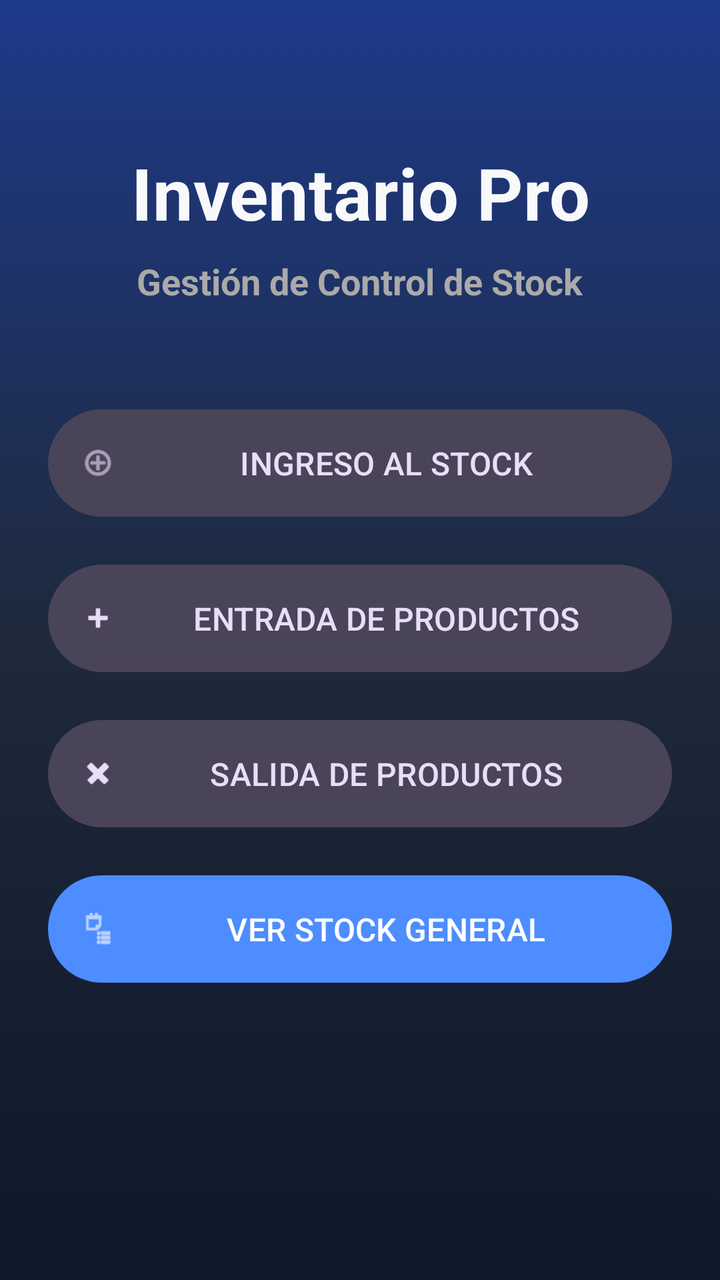
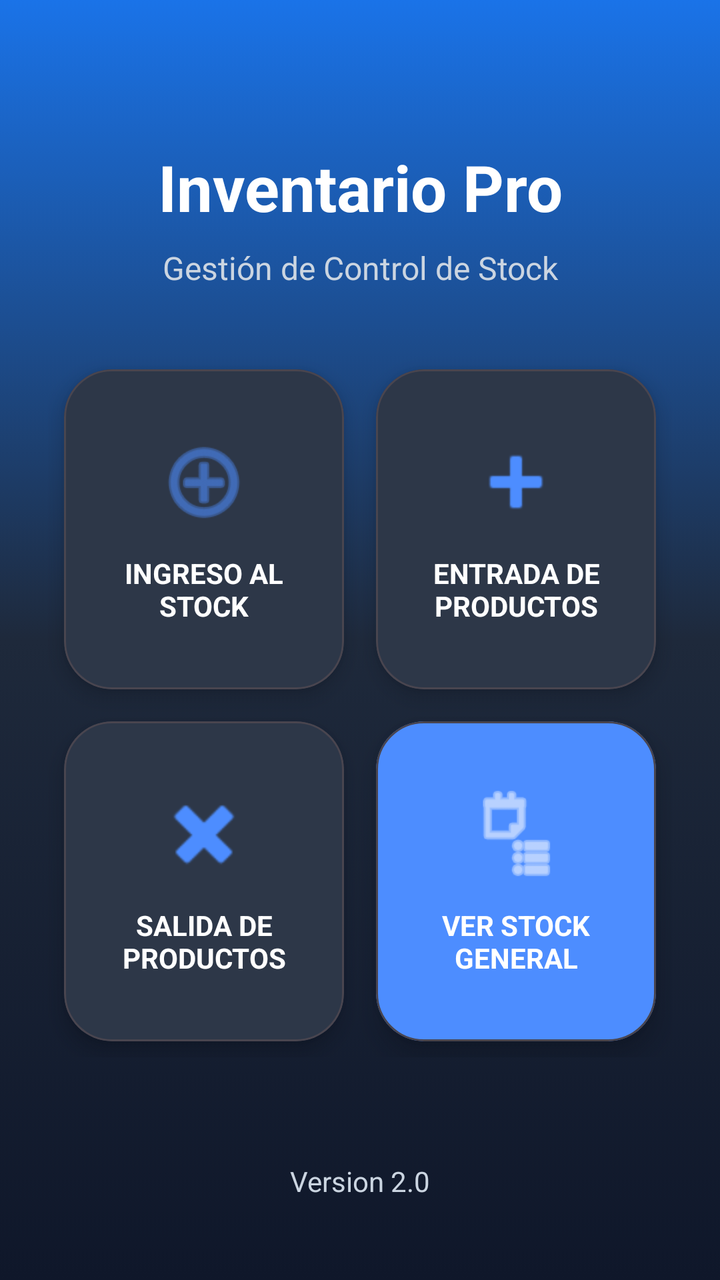

Compare the two renders of this Android layout. The source of the first and the diff that turns it into the second are given below.
<!-- AndroidManifest.xml: activity theme Theme.InventarioApp -->
<!-- res/layout/activity_main.xml -->
<?xml version="1.0" encoding="utf-8"?>
<ScrollView xmlns:android="http://schemas.android.com/apk/res/android"
    xmlns:app="http://schemas.android.com/apk/res-auto"
    xmlns:tools="http://schemas.android.com/tools"
    android:layout_width="match_parent"
    android:layout_height="match_parent"
    android:fillViewport="true"
    android:background="@drawable/fondo_degradado">

    <androidx.constraintlayout.widget.ConstraintLayout
        android:layout_width="match_parent"
        android:layout_height="wrap_content"
        android:padding="24dp"
        tools:context=".MainActivity">

        <TextView
            android:id="@+id/tvTitulo"
            android:layout_width="0dp"
            android:layout_height="wrap_content"
            android:layout_marginTop="48dp"
            android:gravity="center"
            android:text="@string/title_main"
            android:textColor="@color/background_light"
            android:textSize="36sp"
            android:textStyle="bold"
            app:layout_constraintEnd_toEndOf="parent"
            app:layout_constraintStart_toStartOf="parent"
            app:layout_constraintTop_toTopOf="parent" />

        <TextView
            android:id="@+id/tvSubtitulo"
            android:layout_width="wrap_content"
            android:layout_height="wrap_content"
            android:layout_marginTop="8dp"
            android:text="@string/subtitle_main"
            android:textColor="@android:color/darker_gray"
            android:textSize="18sp"
            android:textStyle="bold"
            app:layout_constraintEnd_toEndOf="parent"
            app:layout_constraintStart_toStartOf="parent"
            app:layout_constraintTop_toBottomOf="@id/tvTitulo" />

        <LinearLayout
            android:layout_width="0dp"
            android:layout_height="wrap_content"
            android:layout_marginTop="48dp"
            android:orientation="vertical"
            app:layout_constraintEnd_toEndOf="parent"
            app:layout_constraintStart_toStartOf="parent"
            app:layout_constraintTop_toBottomOf="@id/tvSubtitulo">

            <com.google.android.material.button.MaterialButton
                android:id="@+id/buttonIngresoStock"
                style="@style/Widget.Material3.Button.TonalButton"
                android:layout_width="match_parent"
                android:layout_height="wrap_content"
                android:layout_marginBottom="16dp"
                android:padding="16dp"
                android:text="@string/btn_ingreso_stock"
                android:textSize="16sp"
                app:icon="@android:drawable/ic_menu_add" />

            <com.google.android.material.button.MaterialButton
                android:id="@+id/buttonEntradaProductos"
                style="@style/Widget.Material3.Button.TonalButton"
                android:layout_width="match_parent"
                android:layout_height="wrap_content"
                android:layout_marginBottom="16dp"
                android:padding="16dp"
                android:text="@string/btn_entrada_productos"
                android:textSize="16sp"
                app:icon="@android:drawable/ic_input_add" />

            <com.google.android.material.button.MaterialButton
                android:id="@+id/buttonSalidaProductos"
                style="@style/Widget.Material3.Button.TonalButton"
                android:layout_width="match_parent"
                android:layout_height="wrap_content"
                android:layout_marginBottom="16dp"
                android:padding="16dp"
                android:text="@string/btn_salida_productos"
                android:textSize="16sp"
                app:icon="@android:drawable/ic_delete" />

            <com.google.android.material.button.MaterialButton
                android:id="@+id/buttonStockGeneral"
                style="@style/Widget.Material3.Button"
                android:layout_width="match_parent"
                android:layout_height="wrap_content"
                android:padding="16dp"
                android:text="@string/btn_ver_stock"
                android:textSize="16sp"
                app:icon="@android:drawable/ic_menu_agenda" />

        </LinearLayout>

    </androidx.constraintlayout.widget.ConstraintLayout>
</ScrollView>
<!-- resources referenced by this layout -->
<resources>
  <color name="background_light">#F8F9FA</color>
  <!-- drawable fondo_degradado (drawable) -->
  <?xml version="1.0" encoding="utf-8"?>
  <selector xmlns:android="http://schemas.android.com/apk/res/android">
      <item>
          <shape android:shape="rectangle">
              <gradient
                  android:angle="270"
                  android:startColor="#1E3A8A"
                  android:centerColor="#1E293B"
                  android:endColor="#0F172A" />
          </shape>
      </item>
  </selector>
  <string name="btn_entrada_productos">ENTRADA DE PRODUCTOS</string>
  <string name="btn_ingreso_stock">INGRESO AL STOCK</string>
  <string name="btn_salida_productos">SALIDA DE PRODUCTOS</string>
  <string name="btn_ver_stock">VER STOCK GENERAL</string>
  <string name="subtitle_main">Gestión de Control de Stock</string>
  <string name="title_main">Inventario Pro</string>
  <style name="Theme.InventarioApp" parent="Theme.Material3.Dark.NoActionBar">
          
          <item name="colorPrimary">@color/primary</item>
          <item name="colorOnPrimary">@color/white</item>
          <item name="colorPrimaryContainer">@color/primary_variant</item>
          <item name="colorOnPrimaryContainer">@color/white</item>
          <item name="colorSecondary">@color/secondary</item>
          <item name="android:statusBarColor">#0F172A</item>
          <item name="android:windowBackground">@drawable/fondo_degradado</item>
  
          
          <item name="textInputStyle">@style/Widget.Material3.TextInputLayout.OutlinedBox</item>
      </style>
  <color name="primary">#4D8DFF</color>
  <color name="white">#FFFFFFFF</color>
  <color name="primary_variant">#1A73E8</color>
  <color name="secondary">#34A853</color>
</resources>

<!-- the commit's change to res/layout/activity_main.xml (unified diff, before → after) -->
@@ -13,6 +13,7 @@
         android:padding="24dp"
         tools:context=".MainActivity">
 
+        
         <TextView
             android:id="@+id/tvTitulo"
             android:layout_width="0dp"
@@ -20,8 +21,8 @@
             android:layout_marginTop="48dp"
             android:gravity="center"
             android:text="@string/title_main"
-            android:textColor="@color/background_light"
-            android:textSize="36sp"
+            android:textColor="@color/white"
+            android:textSize="32sp"
             android:textStyle="bold"
             app:layout_constraintEnd_toEndOf="parent"
             app:layout_constraintStart_toStartOf="parent"
@@ -29,70 +30,206 @@
 
         <TextView
             android:id="@+id/tvSubtitulo"
+            android:layout_width="0dp"
+            android:layout_height="wrap_content"
+            android:layout_marginTop="8dp"
+            android:gravity="center"
+            android:text="@string/subtitle_main"
+            android:textColor="@color/text_secondary"
+            android:textSize="16sp"
+            app:layout_constraintEnd_toEndOf="parent"
+            app:layout_constraintStart_toStartOf="parent"
+            app:layout_constraintTop_toBottomOf="@id/tvTitulo" />
+
+        
+        <GridLayout
+            android:id="@+id/glMenu"
+            android:layout_width="match_parent"
+            android:layout_height="wrap_content"
+            android:layout_marginTop="32dp"
+            android:columnCount="2"
+            android:alignmentMode="alignMargins"
+            app:layout_constraintEnd_toEndOf="parent"
+            app:layout_constraintStart_toStartOf="parent"
+            app:layout_constraintTop_toBottomOf="@id/tvSubtitulo">
+
+            
+            <com.google.android.material.card.MaterialCardView
+                android:id="@+id/buttonIngresoStock"
+                android:layout_width="0dp"
+                android:layout_height="160dp"
+                android:layout_columnWeight="1"
+                android:layout_margin="8dp"
+                android:clickable="true"
+                android:focusable="true"
+                app:cardBackgroundColor="@color/card_background"
+                app:cardCornerRadius="24dp"
+                app:cardElevation="6dp"
+                app:rippleColor="#20FFFFFF">
+
+                <LinearLayout
+                    android:layout_width="match_parent"
+                    android:layout_height="match_parent"
+                    android:gravity="center"
+                    android:orientation="vertical"
+                    android:padding="16dp">
+
+                    <ImageView
+                        android:layout_width="48dp"
+                        android:layout_height="48dp"
+                        android:src="@android:drawable/ic_menu_add"
+                        android:contentDescription="@string/btn_ingreso_stock"
+                        app:tint="@color/primary" />
+
+                    <TextView
+                        android:layout_width="match_parent"
+                        android:layout_height="wrap_content"
+                        android:layout_marginTop="12dp"
+                        android:gravity="center"
+                        android:text="@string/btn_ingreso_stock"
+                        android:textColor="@color/text_primary"
+                        android:textSize="14sp"
+                        android:textStyle="bold" />
+                </LinearLayout>
+            </com.google.android.material.card.MaterialCardView>
+
+            
+            <com.google.android.material.card.MaterialCardView
+                android:id="@+id/buttonEntradaProductos"
+                android:layout_width="0dp"
+                android:layout_height="160dp"
+                android:layout_columnWeight="1"
+                android:layout_margin="8dp"
+                android:clickable="true"
+                android:focusable="true"
+                app:cardBackgroundColor="@color/card_background"
+                app:cardCornerRadius="24dp"
+                app:cardElevation="6dp"
+                app:rippleColor="#20FFFFFF">
+
+                <LinearLayout
+                    android:layout_width="match_parent"
+                    android:layout_height="match_parent"
+                    android:gravity="center"
+                    android:orientation="vertical"
+                    android:padding="16dp">
+
+                    <ImageView
+                        android:layout_width="48dp"
+                        android:layout_height="48dp"
+                        android:src="@android:drawable/ic_input_add"
+                        android:contentDescription="@string/btn_entrada_productos"
+                        app:tint="@color/primary" />
+
+                    <TextView
+                        android:layout_width="match_parent"
+                        android:layout_height="wrap_content"
+                        android:layout_marginTop="12dp"
+                        android:gravity="center"
+                        android:text="@string/btn_entrada_productos"
+                        android:textColor="@color/text_primary"
+                        android:textSize="14sp"
+                        android:textStyle="bold" />
+                </LinearLayout>
+            </com.google.android.material.card.MaterialCardView>
+
+            
+            <com.google.android.material.card.MaterialCardView
+                android:id="@+id/buttonSalidaProductos"
+                android:layout_width="0dp"
+                android:layout_height="160dp"
+                android:layout_columnWeight="1"
+                android:layout_margin="8dp"
+                android:clickable="true"
+                android:focusable="true"
+                app:cardBackgroundColor="@color/card_background"
+                app:cardCornerRadius="24dp"
+                app:cardElevation="6dp"
+                app:rippleColor="#20FFFFFF">
+
+                <LinearLayout
+                    android:layout_width="match_parent"
+                    android:layout_height="match_parent"
+                    android:gravity="center"
+                    android:orientation="vertical"
+                    android:padding="16dp">
+
+                    <ImageView
+                        android:layout_width="48dp"
+                        android:layout_height="48dp"
+                        android:src="@android:drawable/ic_delete"
+                        android:contentDescription="@string/btn_salida_productos"
+                        app:tint="@color/primary" />
+
+                    <TextView
+                        android:layout_width="match_parent"
+                        android:layout_height="wrap_content"
+                        android:layout_marginTop="12dp"
+                        android:gravity="center"
+                        android:text="@string/btn_salida_productos"
+                        android:textColor="@color/text_primary"
+                        android:textSize="14sp"
+                        android:textStyle="bold" />
+                </LinearLayout>
+            </com.google.android.material.card.MaterialCardView>
+
+            
+            <com.google.android.material.card.MaterialCardView
+                android:id="@+id/buttonStockGeneral"
+                android:layout_width="0dp"
+                android:layout_height="160dp"
+                android:layout_columnWeight="1"
+                android:layout_margin="8dp"
+                android:clickable="true"
+                android:focusable="true"
+                app:cardBackgroundColor="@color/primary"
+                app:cardCornerRadius="24dp"
+                app:cardElevation="8dp"
+                app:rippleColor="#40FFFFFF">
+
+                <LinearLayout
+                    android:layout_width="match_parent"
+                    android:layout_height="match_parent"
+                    android:gravity="center"
+                    android:orientation="vertical"
+                    android:padding="16dp">
+
+                    <ImageView
+                        android:layout_width="48dp"
+                        android:layout_height="48dp"
+                        android:src="@android:drawable/ic_menu_agenda"
+                        android:contentDescription="@string/btn_ver_stock"
+                        app:tint="@color/white" />
+
+                    <TextView
+                        android:layout_width="match_parent"
+                        android:layout_height="wrap_content"
+                        android:layout_marginTop="12dp"
+                        android:gravity="center"
+                        android:text="@string/btn_ver_stock"
+                        android:textColor="@color/white"
+                        android:textSize="14sp"
+                        android:textStyle="bold" />
+                </LinearLayout>
+            </com.google.android.material.card.MaterialCardView>
+
+        </GridLayout>
+
+        
+        <TextView
+            android:id="@+id/tvFooterVersion"
             android:layout_width="wrap_content"
             android:layout_height="wrap_content"
-            android:layout_marginTop="8dp"
-            android:text="@string/subtitle_main"
-            android:textColor="@android:color/darker_gray"
-            android:textSize="18sp"
-            android:textStyle="bold"
-            app:layout_constraintEnd_toEndOf="parent"
-            app:layout_constraintStart_toStartOf="parent"
-            app:layout_constraintTop_toBottomOf="@id/tvTitulo" />
-
-        <LinearLayout
-            android:layout_width="0dp"
-            android:layout_height="wrap_content"
-            android:layout_marginTop="48dp"
-            android:orientation="vertical"
-            app:layout_constraintEnd_toEndOf="parent"
-            app:layout_constraintStart_toStartOf="parent"
-            app:layout_constraintTop_toBottomOf="@id/tvSubtitulo">
-
-            <com.google.android.material.button.MaterialButton
-                android:id="@+id/buttonIngresoStock"
-                style="@style/Widget.Material3.Button.TonalButton"
-                android:layout_width="match_parent"
-                android:layout_height="wrap_content"
-                android:layout_marginBottom="16dp"
-                android:padding="16dp"
-                android:text="@string/btn_ingreso_stock"
-                android:textSize="16sp"
-                app:icon="@android:drawable/ic_menu_add" />
-
-            <com.google.android.material.button.MaterialButton
-                android:id="@+id/buttonEntradaProductos"
-                style="@style/Widget.Material3.Button.TonalButton"
-                android:layout_width="match_parent"
-                android:layout_height="wrap_content"
-                android:layout_marginBottom="16dp"
-                android:padding="16dp"
-                android:text="@string/btn_entrada_productos"
-                android:textSize="16sp"
-                app:icon="@android:drawable/ic_input_add" />
-
-            <com.google.android.material.button.MaterialButton
-                android:id="@+id/buttonSalidaProductos"
-                style="@style/Widget.Material3.Button.TonalButton"
-                android:layout_width="match_parent"
-                android:layout_height="wrap_content"
-                android:layout_marginBottom="16dp"
-                android:padding="16dp"
-                android:text="@string/btn_salida_productos"
-                android:textSize="16sp"
-                app:icon="@android:drawable/ic_delete" />
-
-            <com.google.android.material.button.MaterialButton
-                android:id="@+id/buttonStockGeneral"
-                style="@style/Widget.Material3.Button"
-                android:layout_width="match_parent"
-                android:layout_height="wrap_content"
-                android:padding="16dp"
-                android:text="@string/btn_ver_stock"
-                android:textSize="16sp"
-                app:icon="@android:drawable/ic_menu_agenda" />
-
-        </LinearLayout>
+            android:layout_marginTop="32dp"
+            android:layout_marginBottom="16dp"
+            android:text="@string/version_app"
+            android:textColor="@color/text_secondary"
+            android:textSize="14sp"
+            app:layout_constraintBottom_toBottomOf="parent"
+            app:layout_constraintEnd_toEndOf="parent"
+            app:layout_constraintStart_toStartOf="parent"
+            app:layout_constraintTop_toBottomOf="@+id/glMenu"
+            app:layout_constraintVertical_bias="1.0" />
 
     </androidx.constraintlayout.widget.ConstraintLayout>
 </ScrollView>
<!-- resource entries referenced after the edit -->
@@ -1,6 +1,6 @@
 <!-- resources referenced by this layout -->
 <resources>
-  <color name="background_light">#F8F9FA</color>
+  <color name="card_background">#2D3748</color>
   <!-- drawable fondo_degradado (drawable) -->
   <?xml version="1.0" encoding="utf-8"?>
   <selector xmlns:android="http://schemas.android.com/apk/res/android">
@@ -8,8 +8,8 @@
           <shape android:shape="rectangle">
               <gradient
                   android:angle="270"
-                  android:startColor="#1E3A8A"
-                  android:centerColor="#1E293B"
+                  android:startColor="@color/grad_start"
+                  android:centerColor="@color/surface"
                   android:endColor="#0F172A" />
           </shape>
       </item>
@@ -20,6 +20,7 @@
   <string name="btn_ver_stock">VER STOCK GENERAL</string>
   <string name="subtitle_main">Gestión de Control de Stock</string>
   <string name="title_main">Inventario Pro</string>
+  <string name="version_app">Version 2.0</string>
   <style name="Theme.InventarioApp" parent="Theme.Material3.Dark.NoActionBar">
           
           <item name="colorPrimary">@color/primary</item>
@@ -33,7 +34,11 @@
           
           <item name="textInputStyle">@style/Widget.Material3.TextInputLayout.OutlinedBox</item>
       </style>
+  <color name="grad_start">#1A73E8</color>
+  <color name="surface">#1E293B</color>
   <color name="primary">#4D8DFF</color>
+  <color name="text_primary">#FFFFFF</color>
+  <color name="text_secondary">#CBD5E1</color>
   <color name="white">#FFFFFFFF</color>
   <color name="primary_variant">#1A73E8</color>
   <color name="secondary">#34A853</color>
